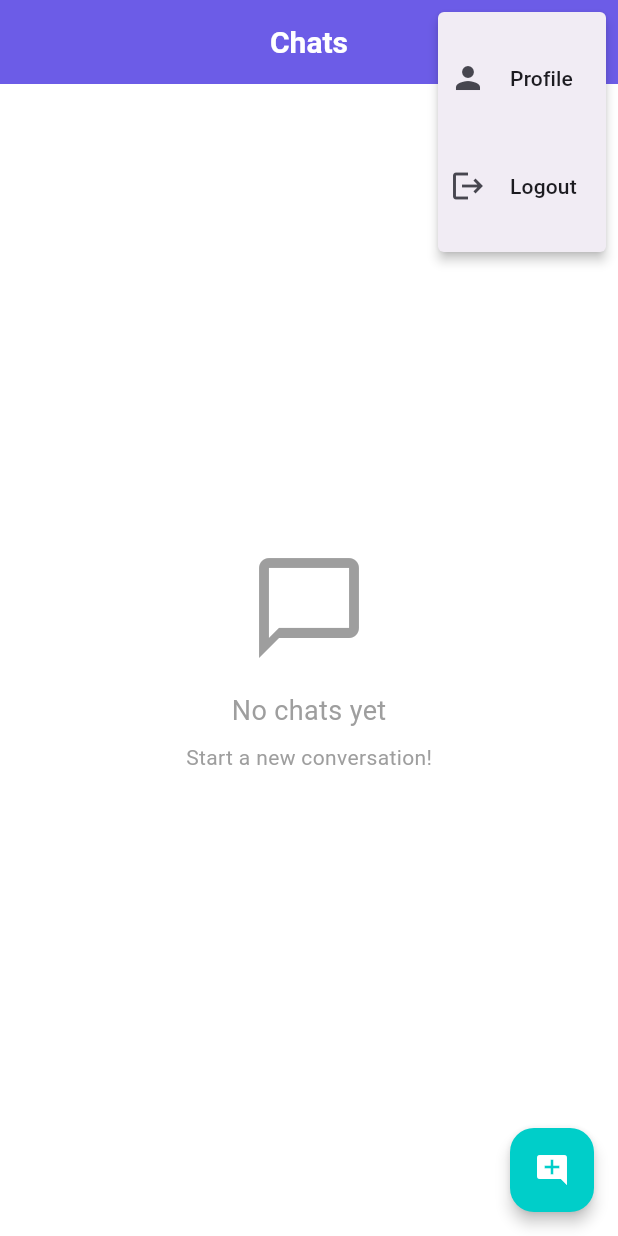
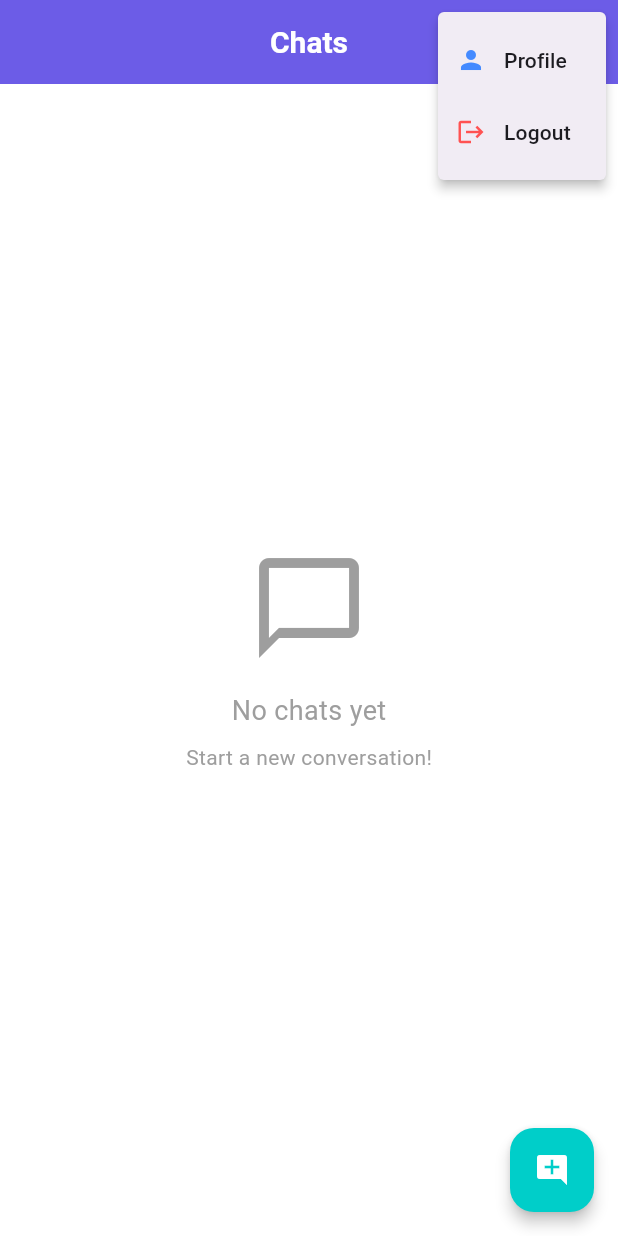
Before and after one commit to ribesh07/HamroChat, a Flutter app: the screen it shows once a user with an empty profile is signed in, after a tap on the "more vert" icon, on a phone screen of 412 x 824 dp. Run offline on Flutter 3.47's test engine with Material 3 defaults, Android fonts, the phone set to English and light mode, and no system bars; our stand-ins replace cached_network_image, cloud_firestore, email_validator, emoji_picker_flutter, firebase_auth, firebase_core and 7 more; accounts and stored records are empty.

Commit message:
Add refresh button and improve popup menu item styling in chat list screen

```diff
--- a/lib/screens/chat/chat_list_screen.dart
+++ b/lib/screens/chat/chat_list_screen.dart
@@ -27,6 +27,10 @@ class ChatListScreen extends ConsumerWidget {
           //     _showSearchDialog(context, ref);
           //   },
           // ),
+          IconButton(
+            icon: const Icon(Icons.refresh_outlined),
+           onPressed: () => ref.refresh(userChatsProvider),
+          ),
           PopupMenuButton<String>(
             onSelected: (value) {
               if (value == 'profile') {
@@ -39,25 +43,35 @@ class ChatListScreen extends ConsumerWidget {
                 _showLogoutDialog(context, ref);
               }
             },
-            itemBuilder: (context) => [
-              const PopupMenuItem(
-                padding: EdgeInsets.all(8),
-                value: 'profile',
-                child: ListTile(
-                  leading: Icon(Icons.person),
-                  title: Text('Profile'),
-                ),
+          itemBuilder: (context) => [
+            PopupMenuItem<String>(
+              value: 'profile',
+              child: Row(
+                children: const [
+                  Icon(Icons.person, size: 20, color: Colors.blueAccent),
+                  SizedBox(width: 12),
+                  Text(
+                    'Profile',
+                    style: TextStyle(fontSize: 14),
+                  ),
+                ],
               ),
-              const PopupMenuItem(
+            ),
+            PopupMenuItem<String>(
+              value: 'logout',
+              child: Row(
+                children: const [
+                  Icon(Icons.logout, size: 20, color: Colors.redAccent),
+                  SizedBox(width: 12),
+                  Text(
+                    'Logout',
+                    style: TextStyle(fontSize: 14),
+                  ),
+                ],
+              ),
+            ),
+          ]
 
-                padding: EdgeInsets.all(8),
-                value: 'logout',
-                child: ListTile(
-                  leading: Icon(Icons.logout),
-                  title: Text('Logout'),
-                ),
-              ),
-            ],
           ),
         ],
       ),
```
